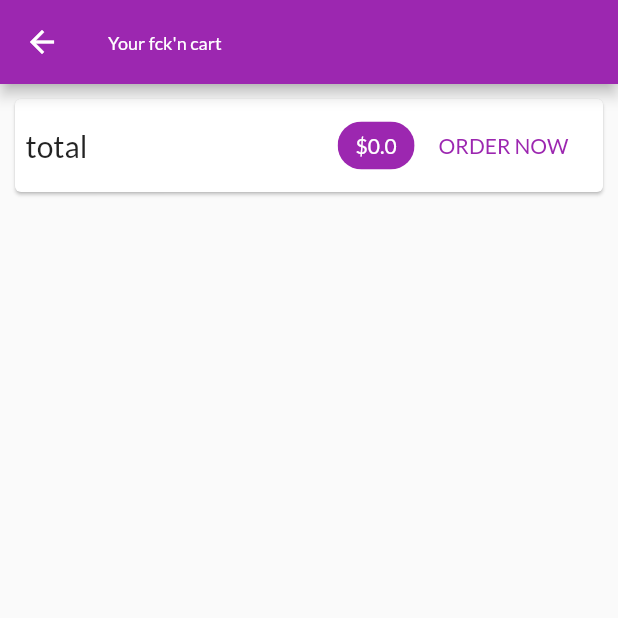
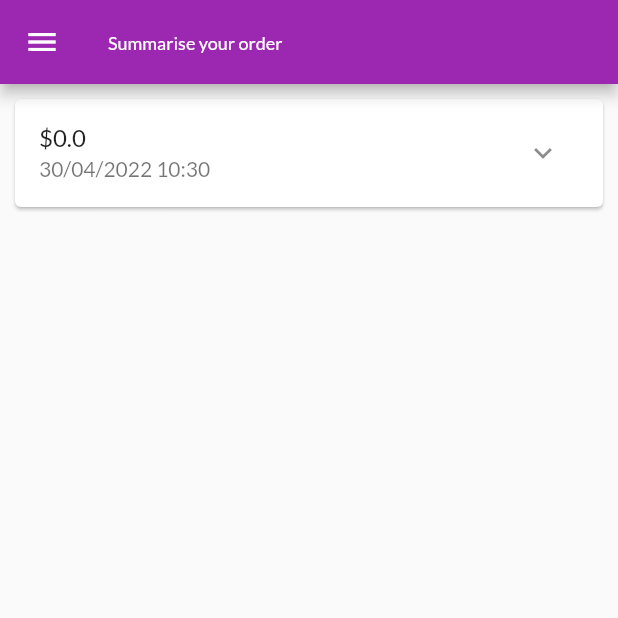
Before and after one commit to MarcinGewert/shopapp, a Flutter app: the CartScreen screen opened by its route, after a tap on "ORDER NOW", on a phone screen of 412 x 824 dp, the top half of it. Run offline on Flutter 3.47's test engine with Material 2 defaults, Android fonts, the phone set to English and light mode, and no system bars; network calls fail.

```diff
--- /dev/null
+++ b/lib/providers/orders.dart
@@ -0,0 +1,37 @@
+import 'package:flutter/material.dart';
+import './cart.dart';
+
+class OrderItem {
+  final String id;
+  final double amount;
+  final List<CartItem> products;
+  final DateTime dateTime;
+
+  OrderItem({
+    required this.id,
+    required this.amount,
+    required this.products,
+    required this.dateTime,
+  });
+}
+
+class Orders with ChangeNotifier {
+  List<OrderItem> _orders = [];
+
+  List<OrderItem> get orders {
+    return [..._orders];
+  }
+
+  void addOrder(List<CartItem> cartProducts, double total) {
+    _orders.insert(
+      0,
+      OrderItem(
+        id: DateTime.now().toString(),
+        amount: total,
+        products: cartProducts,
+        dateTime: DateTime.now(),
+      ),
+    );
+    notifyListeners();
+  }
+}
--- a/lib/screens/cart_screen.dart
+++ b/lib/screens/cart_screen.dart
@@ -1,7 +1,10 @@
 import 'package:flutter/material.dart';
 import 'package:provider/provider.dart';
+import './orders_screen.dart';
 import '../providers/cart.dart' show Cart;
 import '../widgets/cart_item.dart';
+import '../providers/orders.dart';
+
 
 class CartScreen extends StatelessWidget {
   const CartScreen({Key? key}) : super(key: key);
@@ -13,7 +16,7 @@ class CartScreen extends StatelessWidget {
     final cart = Provider.of<Cart>(context);
     return Scaffold(
       appBar: AppBar(
-        title: Text('Your fck\'n cart'),
+        title: Text('Your Cart'),
       ),
       body: Column(
         children: [
@@ -40,7 +43,14 @@ class CartScreen extends StatelessWidget {
                     backgroundColor: Theme.of(context).primaryColor,
                   ),
                   FlatButton(
-                    onPressed: () {},
+                    onPressed: () {
+                      Provider.of<Orders>(context,listen: false).addOrder(
+                        cart.items.values.toList(),
+                        cart.totalAmount,
+                      );
+                      cart.clear();
+                      Navigator.of(context).pushNamed(OrderScreen.routeName);
+                    },
                     child: Text(
                       'ORDER NOW',
                       style: TextStyle(
@@ -62,7 +72,8 @@ class CartScreen extends StatelessWidget {
                 cart.items.values.toList()[i].price,
                 cart.items.values.toList()[i].quantity,
                 cart.items.values.toList()[i].title,
-                    ),),
+              ),
+            ),
           ),
         ],
       ),
--- /dev/null
+++ b/lib/screens/orders_screen.dart
@@ -0,0 +1,28 @@
+import 'package:flutter/material.dart';
+import 'package:provider/provider.dart';
+import '../widgets/app_drawer.dart';
+import '../widgets/order_item.dart';
+import '../providers/orders.dart' show Orders;
+
+class OrderScreen extends StatelessWidget {
+  const OrderScreen({Key? key}) : super(key: key);
+
+  static const routeName = '/ordersScreen';
+
+  @override
+  Widget build(BuildContext context) {
+    final orderProv = Provider.of<Orders>(context, listen: false);
+
+    return Scaffold(
+      drawer: appDrawer(),
+      appBar: AppBar(
+        title: Text('Summarise your order'),
+      ),
+
+      body: ListView.builder(
+        itemCount: orderProv.orders.length,
+        itemBuilder: (ctx, i) => OrderItem(orderProv.orders[i]),
+      ),
+    );
+  }
+}
--- a/lib/screens/products_overview_screen.dart
+++ b/lib/screens/products_overview_screen.dart
@@ -4,6 +4,8 @@ import '../widgets/products_grid.dart';
 import '../widgets/badge.dart';
 import '../providers/cart.dart';
 import './cart_screen.dart';
+import '../widgets/app_drawer.dart';
+
 enum FilterOptions {
   favorites,
   all,
@@ -20,6 +22,7 @@ class _ProductsOverviewScreenState extends State<ProductsOverviewScreen> {
   @override
   Widget build(BuildContext context) {
     return Scaffold(
+      drawer: appDrawer(),
       appBar: AppBar(
         title: Text("Screen with products"),
         actions: <Widget>[
--- /dev/null
+++ b/lib/widgets/order_item.dart
@@ -0,0 +1,73 @@
+import 'dart:math';
+
+import 'package:flutter/material.dart';
+import 'package:intl/intl.dart';
+import '../providers/orders.dart' as classname;
+
+class OrderItem extends StatefulWidget {
+  final classname.OrderItem order;
+
+  OrderItem(this.order);
+
+  @override
+  State<OrderItem> createState() => _OrderItemState();
+}
+
+class _OrderItemState extends State<OrderItem> {
+  var _expanded = false;
+
+  @override
+  Widget build(BuildContext context) {
+    return Card(
+      margin: EdgeInsets.all(10),
+      child: Column(
+        children: [
+          ListTile(
+            title: Text('\$${widget.order.amount}'),
+            subtitle: Text(
+              DateFormat('dd/MM/yyyy hh:mm').format(widget.order.dateTime),
+            ),
+            trailing: IconButton(
+              icon: Icon(_expanded ? Icons.expand_less : Icons.expand_more),
+              onPressed: () {
+                setState(() {
+                  _expanded = !_expanded;
+                });
+              },
+            ),
+          ),
+          if (_expanded)
+            Container(
+              padding: EdgeInsets.symmetric(horizontal: 15, vertical: 4),
+              height: min(widget.order.products.length * 20 + 10, 100),
+              child: ListView(
+                children: widget.order.products
+                    .map(
+                      (prod) => Row(
+                        mainAxisAlignment: MainAxisAlignment.spaceBetween,
+                        children: [
+                          Text(
+                            prod.title,
+                            style: TextStyle(
+                              fontSize: 18,
+                              fontWeight: FontWeight.bold,
+                            ),
+                          ),
+                          Text(
+                            '${prod.quantity}x \$${prod.price}',
+                            style: TextStyle(
+                              fontSize: 18,
+                              color: Colors.grey,
+                            ),
+                          ),
+                        ],
+                      ),
+                    )
+                    .toList(),
+              ),
+            ),
+        ],
+      ),
+    );
+  }
+}
--- a/pubspec.yaml
+++ b/pubspec.yaml
@@ -34,6 +34,7 @@ dependencies:
   # The following adds the Cupertino Icons font to your application.
   # Use with the CupertinoIcons class for iOS style icons.
   cupertino_icons: ^1.0.2
+  intl: ^0.17.0
 
 dev_dependencies:
   flutter_test:
```
Also changed, not shown: lib/main.dart (+14 -0 lines), lib/providers/cart.dart (+33 -7 lines), lib/screens/edit_product_screen.dart (added, +60 -0 lines), lib/screens/user_product_screen.dart (added, +44 -0 lines), lib/widgets/app_drawer.dart (added, +54 -0 lines), lib/widgets/cart_item.dart (+28 -0 lines), lib/widgets/product_item.dart (+32 -11 lines), lib/widgets/user_product_item.dart (added, +30 -0 lines), pubspec.lock. Lines whose indentation alone changed are shown as unchanged.
